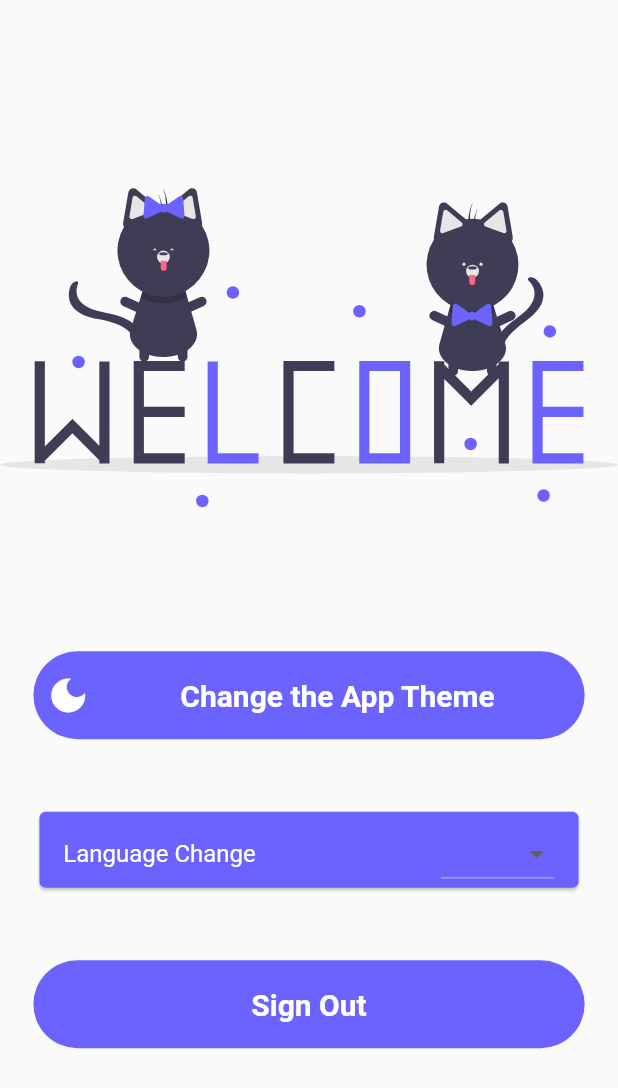
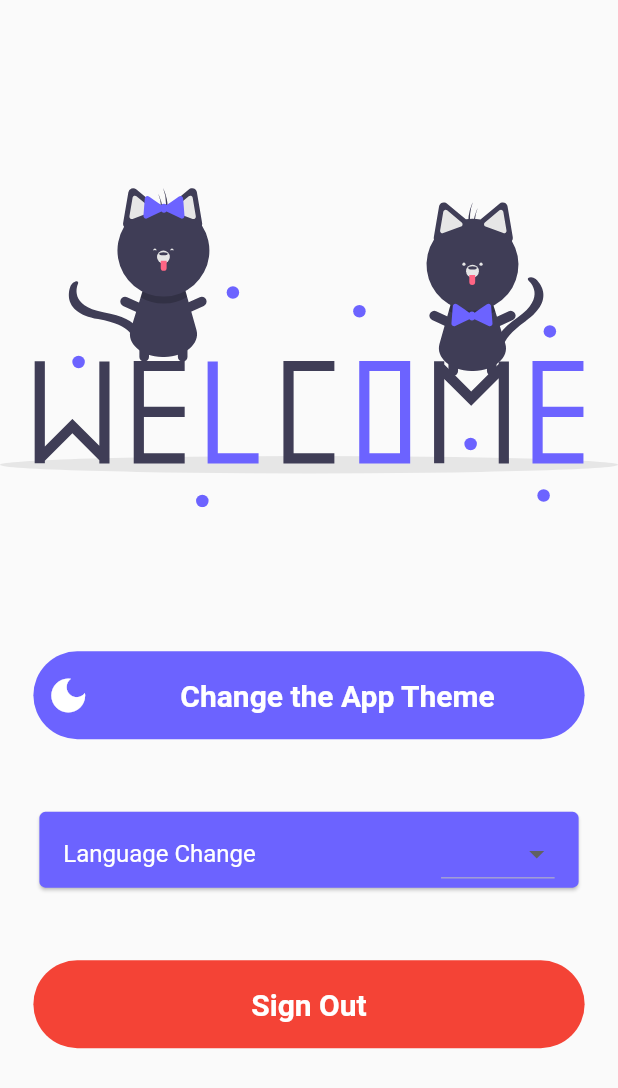
Before and after one commit to furkanagess/auth_pages_with_firebase, a Flutter app: the HomeView screen opened directly, on a phone screen of 412 x 824 dp. Shown: the top 1088 px of the screen. Run offline on Flutter 3.47's test engine with Material 2 defaults, Android fonts, the phone set to English and light mode, and no system bars; our stand-ins replace auto_size_text, easy_localization, firebase_auth, firebase_core, flutter_mobx, flutter_svg and 3 more; accounts and stored records are empty; generated files the repository leaves out were written again.

Commit message:
general fixes

```diff
--- a/lib/view/home/view/home_view.dart
+++ b/lib/view/home/view/home_view.dart
@@ -86,7 +86,7 @@ Padding signOutButton(BuildContext context, HomeViewModel viewModel) {
         elevation: 0,
         padding: context.paddingLow,
         shape: const StadiumBorder(),
-        backgroundColor: context.colors.onSecondary,
+        backgroundColor: context.colors.error,
       ),
     ),
   );
@@ -133,11 +133,11 @@ Padding changeLanguageDropdown(BuildContext context, HomeViewModel viewModel) {
         trailing: DropdownButton<Locale>(
           items: [
             DropdownMenuItem(
-              child: Text("Türkçe"),
+              child: const Text("Türkçe"),
               value: LanguageManager.instance.trLocale,
             ),
             DropdownMenuItem(
-              child: Text("English"),
+              child: const Text("English"),
               value: LanguageManager.instance.enLocale,
             ),
           ],
```
Also changed, not shown: lib/core/init/lang/locale_keys.g.dart.
